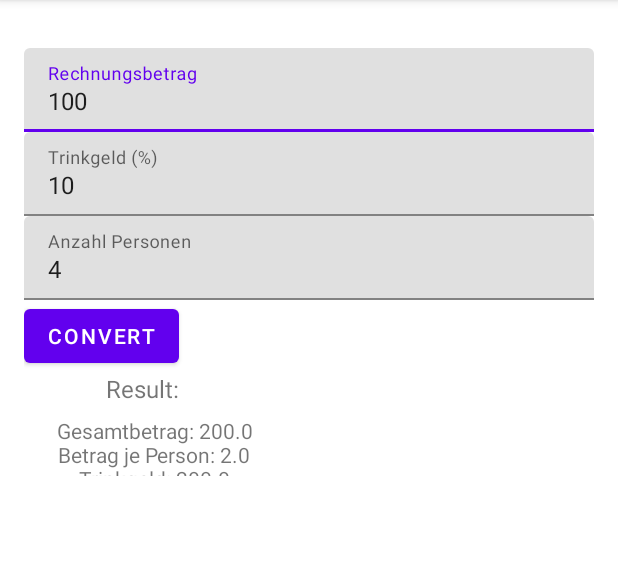
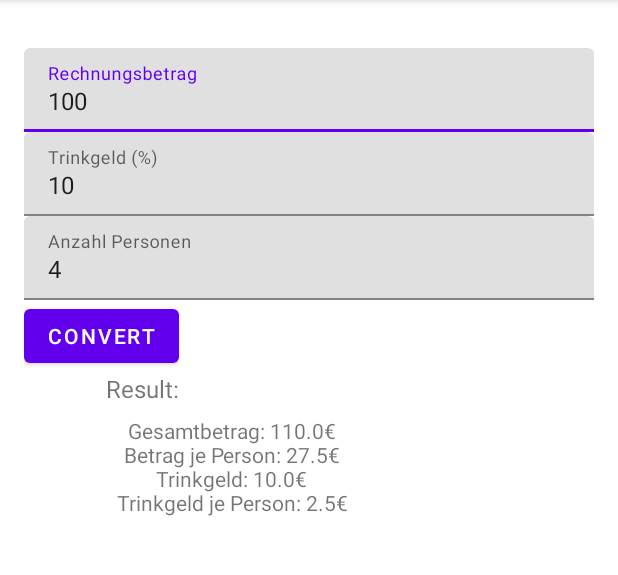
Before and after one commit to Bassadin/Software-mobile-Systeme-INM1, an Android app: the screen it shows after launch (MainActivity), after a tap on "CONVERT", on a phone screen of 412 x 824 dp, the part 84-659 px from its top. Run offline under Robolectric (Android 15) with nearby library versions, the phone set to English and light mode, and no system bars; Roboto replaces fonts that are not available here.

Commit message:
finish task 8

```diff
--- a/Tasks/Tasks_08/03_Android_Trinkgeldrechner/app/build.gradle
+++ b/Tasks/Tasks_08/03_Android_Trinkgeldrechner/app/build.gradle
@@ -37,7 +37,6 @@ dependencies {
     implementation 'androidx.appcompat:appcompat:1.3.0'
     implementation 'com.google.android.material:material:1.4.0'
     implementation 'androidx.constraintlayout:constraintlayout:2.0.4'
-    implementation 'com.android.support:design:24.0.0'
     testImplementation 'junit:junit:4.13.2'
     androidTestImplementation 'androidx.test.ext:junit:1.1.3'
     androidTestImplementation 'androidx.test.espresso:espresso-core:3.4.0'
--- a/Tasks/Tasks_08/03_Android_Trinkgeldrechner/app/src/main/java/de/bassadin/somos03_bassadin/MainActivity.kt
+++ b/Tasks/Tasks_08/03_Android_Trinkgeldrechner/app/src/main/java/de/bassadin/somos03_bassadin/MainActivity.kt
@@ -24,19 +24,20 @@ class MainActivity : AppCompatActivity() {
         convertButton.setOnClickListener {
 
             val grossAmountInputValue = grossAmountInput.text.toString().toFloat();
-            val tipPercentageInputValue = grossAmountInput.text.toString().toFloat();
-            val personsAmountInputValue = grossAmountInput.text.toString().toInt();
+            val tipPercentageInputValue = tipPercentageInput.text.toString().toFloat();
+            val personsAmountInputValue = personsAmountInput.text.toString().toInt();
 
+            val decimalTipRate = tipPercentageInputValue / 100
             val entireGrossAmount =
-                grossAmountInputValue + grossAmountInputValue * tipPercentageInputValue / 100;
-            val tipAmount = entireGrossAmount * tipPercentageInputValue / 100;
+                grossAmountInputValue + (grossAmountInputValue * decimalTipRate);
+            val tipAmount = grossAmountInputValue * decimalTipRate
 
             var outputValue = "";
 
-            outputValue += "Gesamtbetrag: ${entireGrossAmount}\n";
-            outputValue += "Betrag je Person: ${entireGrossAmount / personsAmountInputValue}\n";
-            outputValue += "Trinkgeld: ${tipAmount}\n";
-            outputValue += "Trinkgeld je Person: ${tipAmount / personsAmountInputValue}\n";
+            outputValue += "Gesamtbetrag: ${entireGrossAmount}€ \n";
+            outputValue += "Betrag je Person: ${entireGrossAmount / personsAmountInputValue}€ \n";
+            outputValue += "Trinkgeld: ${tipAmount}€ \n";
+            outputValue += "Trinkgeld je Person: ${tipAmount / personsAmountInputValue}€ \n";
 
             resultTextView.text = outputValue.toString();
 
--- a/Tasks/Tasks_08/03_Android_Trinkgeldrechner/app/src/main/res/layout/activity_main.xml
+++ b/Tasks/Tasks_08/03_Android_Trinkgeldrechner/app/src/main/res/layout/activity_main.xml
@@ -19,11 +19,11 @@
         app:layout_constraintStart_toStartOf="parent"
         app:layout_constraintTop_toTopOf="parent">
 
-        <android.support.design.widget.TextInputLayout
+        <com.google.android.material.textfield.TextInputLayout
             android:layout_width="match_parent"
             android:layout_height="wrap_content">
 
-            <android.support.design.widget.TextInputEditText
+            <com.google.android.material.textfield.TextInputEditText
                 android:id="@+id/grossAmountInput"
                 android:layout_width="match_parent"
                 android:layout_height="wrap_content"
@@ -31,13 +31,13 @@
                 android:inputType="numberDecimal"
                 android:text="100" />
 
-        </android.support.design.widget.TextInputLayout>
+        </com.google.android.material.textfield.TextInputLayout>
 
-        <android.support.design.widget.TextInputLayout
+        <com.google.android.material.textfield.TextInputLayout
             android:layout_width="match_parent"
             android:layout_height="wrap_content">
 
-            <android.support.design.widget.TextInputEditText
+            <com.google.android.material.textfield.TextInputEditText
                 android:id="@+id/tipPercentageInput"
                 android:layout_width="match_parent"
                 android:layout_height="wrap_content"
@@ -45,13 +45,13 @@
                 android:inputType="numberDecimal"
                 android:text="10" />
 
-        </android.support.design.widget.TextInputLayout>
+        </com.google.android.material.textfield.TextInputLayout>
 
-        <android.support.design.widget.TextInputLayout
+        <com.google.android.material.textfield.TextInputLayout
             android:layout_width="match_parent"
             android:layout_height="wrap_content">
 
-            <android.support.design.widget.TextInputEditText
+            <com.google.android.material.textfield.TextInputEditText
                 android:id="@+id/personsAmountInput"
                 android:layout_width="match_parent"
                 android:layout_height="wrap_content"
@@ -59,7 +59,7 @@
                 android:inputType="numberDecimal"
                 android:text="4" />
 
-        </android.support.design.widget.TextInputLayout>
+        </com.google.android.material.textfield.TextInputLayout>
 
         <Button
             android:id="@+id/convert_button"
@@ -77,8 +77,8 @@
 
         <TextView
             android:id="@+id/resultTextView"
-            android:layout_width="174dp"
-            android:layout_height="40dp"
+            android:layout_width="280dp"
+            android:layout_height="140dp"
             android:text="TextView"
             android:textAlignment="center" />
 
```
